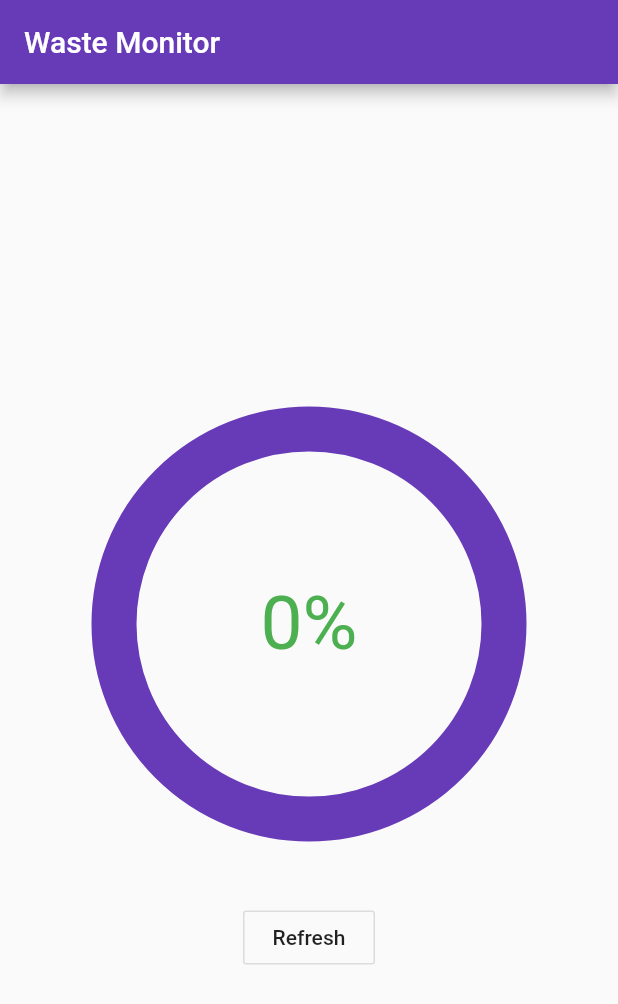
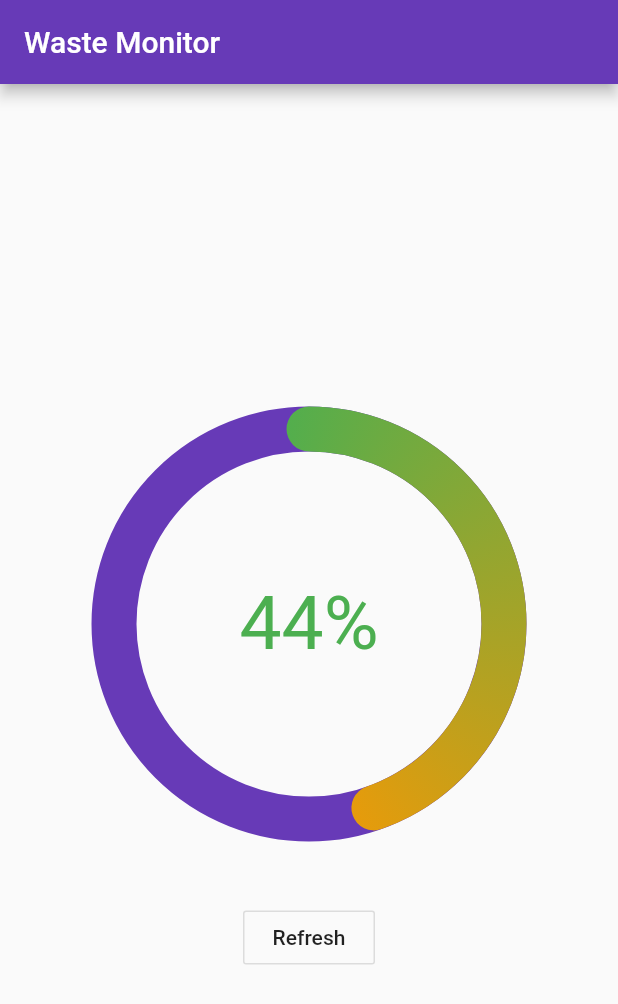
Before and after one commit to rplinzner/Waste-Monitor-APP, a Flutter app: the screen it shows after launch, after a tap on "Refresh", on a phone screen of 412 x 824 dp. Shown: the top 1004 px of the screen. Run offline on Flutter 3.47's test engine with Material 2 defaults, Android fonts, the phone set to English and light mode, and no system bars.

```diff
--- a/lib/pages/home_page.dart
+++ b/lib/pages/home_page.dart
@@ -130,11 +130,13 @@ class _HomePageState extends State<HomePage>
   }
 
   loadData() {
-    _dataExtractor.getLatestWasteLevel().then((value) {
-      _wasteLevel = value * 100;
-      setColors();
-      startProgress();
-    });
+    //TODO: Enable back fetching data from server
+    //_dataExtractor.getLatestWasteLevel().then((value) {
+    //_wasteLevel = value * 100;
+    _wasteLevel = 45;
+    setColors();
+    startProgress();
+    //});
   }
 
   @override
--- a/lib/painters/progress_painter.dart
+++ b/lib/painters/progress_painter.dart
@@ -23,15 +23,39 @@ class ProgressPainter extends CustomPainter {
 
   @override
   void paint(Canvas canvas, Size size) {
+    final rect = new Rect.fromLTWH(-30.0, 0.0, size.width, size.height);
+    final gradient = new SweepGradient(
+      startAngle: 3 * pi / 2,
+      endAngle: 7 * pi / 2,
+      tileMode: TileMode.repeated,
+      colors: [Colors.green, Colors.orange, Colors.red],
+    );
+
+    final paint = new Paint()
+      ..shader = gradient.createShader(rect)
+      ..strokeCap = StrokeCap.round // StrokeCap.round is not recommended.
+      ..style = PaintingStyle.stroke
+      ..strokeWidth = circleWidth;
+    final center = new Offset(size.width / 2, size.height / 2);
+    final radius = min(size.width / 2, size.height / 2);
     Paint defaultCirclePaint = getPaint(defaultCircleColor);
-    Paint progressCirclePaint = getPaint(percentageCompletedCircleColor);
-
-    Offset center = Offset(size.width / 2, size.height / 2);
-    double radius = min(size.width / 2, size.height / 2);
     canvas.drawCircle(center, radius, defaultCirclePaint);
     double arcAngle = 2 * pi * (completedPercentage / 100);
+    final startAngle = -pi / 2;
+    final sweepAngle = 2 * pi * completedPercentage;
     canvas.drawArc(Rect.fromCircle(center: center, radius: radius), -pi / 2,
-        arcAngle, false, progressCirclePaint);
+        arcAngle, false, paint);
+
+    //OLD
+    //     Paint defaultCirclePaint = getPaint(defaultCircleColor);
+    // Paint progressCirclePaint = getPaint(percentageCompletedCircleColor);
+
+    // Offset center = Offset(size.width / 2, size.height / 2);
+    // double radius = min(size.width / 2, size.height / 2);
+    // canvas.drawCircle(center, radius, defaultCirclePaint);
+    // double arcAngle = 2 * pi * (completedPercentage / 100);
+    // canvas.drawArc(Rect.fromCircle(center: center, radius: radius), -pi / 2,
+    //     arcAngle, false, progressCirclePaint);
   }
 
   @override
```
